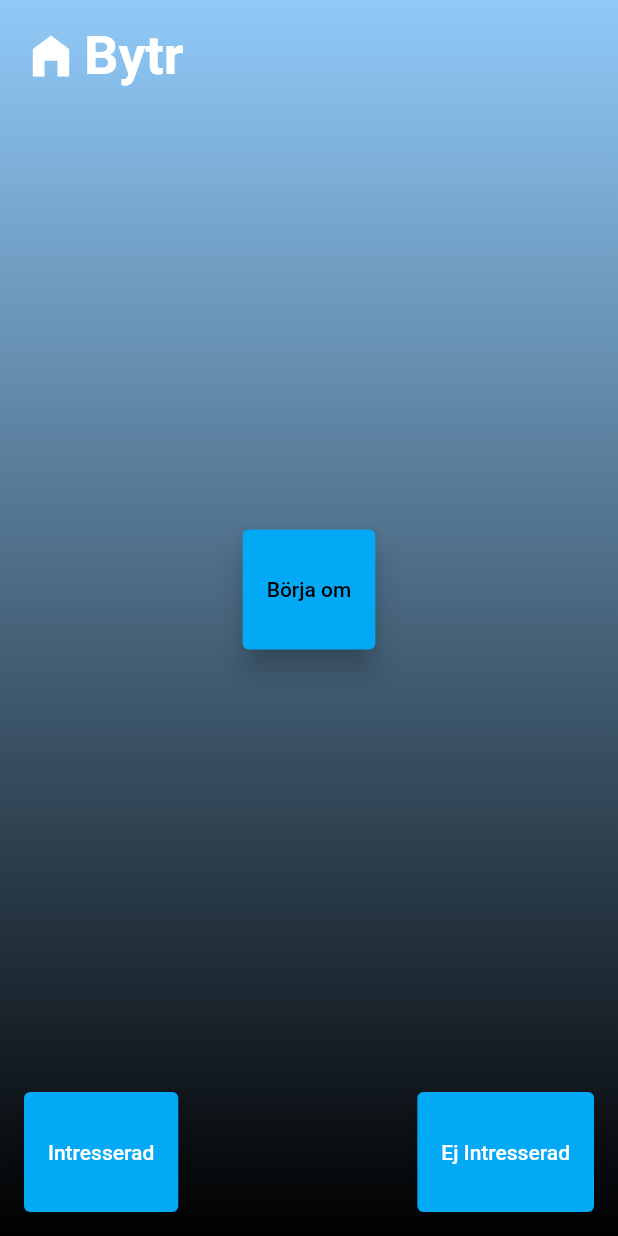
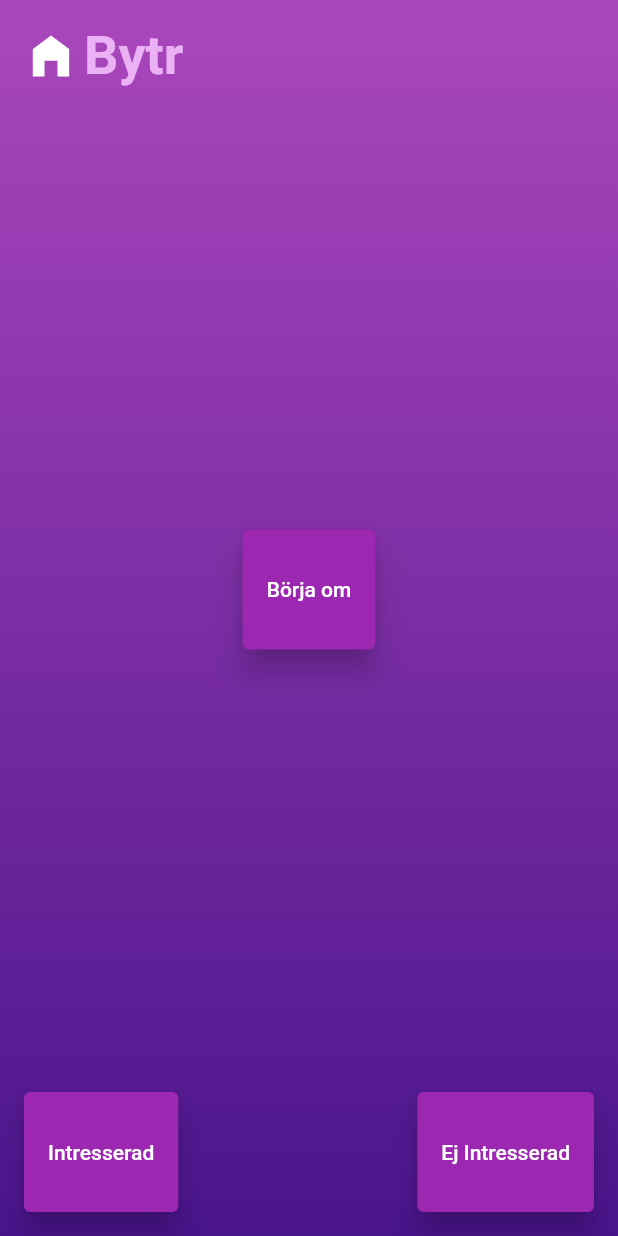
Before and after one commit to maxkernw/bytr, a Flutter app: the screen it shows after launch, after a tap on "Intresserad", after a tap on "Ej Intresserad", on a phone screen of 412 x 824 dp. Run offline on Flutter 3.47's test engine with Material 2 defaults, Android fonts, the phone set to English and light mode, and no system bars; network calls fail.

Commit message:
new colors

```diff
--- a/lib/main.dart
+++ b/lib/main.dart
@@ -16,8 +16,9 @@ class App extends StatelessWidget {
       create: (context) => TradeProvider(),
       child: MaterialApp(
         title: 'Bytr',
+        color: Colors.purple.shade400,
         theme: ThemeData(
-            primarySwatch: Colors.lightBlue,
+            primarySwatch: Colors.purple,
             elevatedButtonTheme: ElevatedButtonThemeData(
                 style: ElevatedButton.styleFrom(
                     elevation: 8, minimumSize: const Size.square(80)))),
--- a/lib/pages/detailed.dart
+++ b/lib/pages/detailed.dart
@@ -13,7 +13,7 @@ class DetailedView extends StatelessWidget {
           gradient: LinearGradient(
             begin: Alignment.topCenter,
             end: Alignment.bottomCenter,
-            colors: [Colors.blue.shade400, Colors.black],
+            colors: [Colors.purple.shade400, Colors.purple.shade900],
           ),
         ),
         child: Scaffold(
@@ -29,7 +29,7 @@ class DetailedView extends StatelessWidget {
                     itemCount: user.images.length,
                     pageSnapping: true,
                     itemBuilder: (context, pagePosition) => Container(
-                      margin: const EdgeInsets.all(4),
+                      margin: const EdgeInsets.all(20),
                       child: Column(
                         children: [
                           Expanded(
--- a/lib/pages/home.dart
+++ b/lib/pages/home.dart
@@ -26,10 +26,12 @@ class _HomeState extends State<Home> {
   @override
   Widget build(BuildContext context) => Container(
       decoration: BoxDecoration(
-          gradient: LinearGradient(
-              begin: Alignment.topCenter,
-              end: Alignment.bottomCenter,
-              colors: [Colors.blue.shade200, Colors.black])),
+        gradient: LinearGradient(
+          begin: Alignment.topCenter,
+          end: Alignment.bottomCenter,
+          colors: [Colors.purple.shade400, Colors.purple.shade900],
+        ),
+      ),
       child: Scaffold(
         backgroundColor: Colors.transparent,
         body: SafeArea(
@@ -83,7 +85,9 @@ class _HomeState extends State<Home> {
           Text(
             'Bytr',
             style: TextStyle(
-                fontSize: 36, fontWeight: FontWeight.bold, color: Colors.white),
+                fontSize: 36,
+                fontWeight: FontWeight.bold,
+                color: Color.fromARGB(255, 234, 177, 244)),
           )
         ],
       );
```
